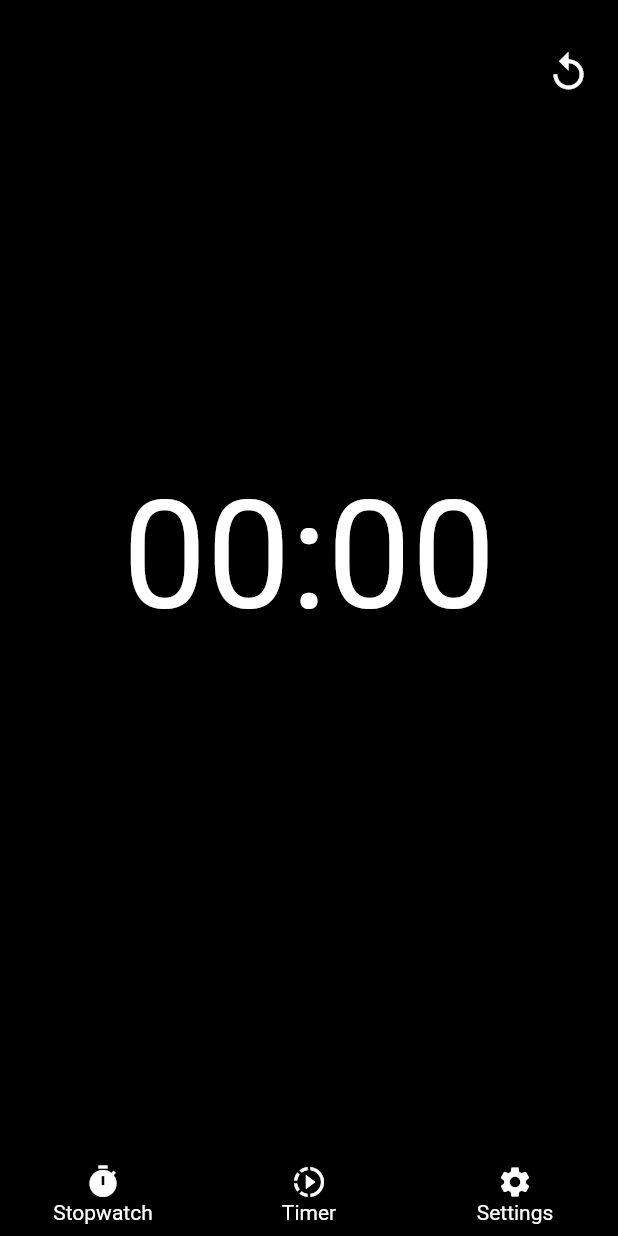
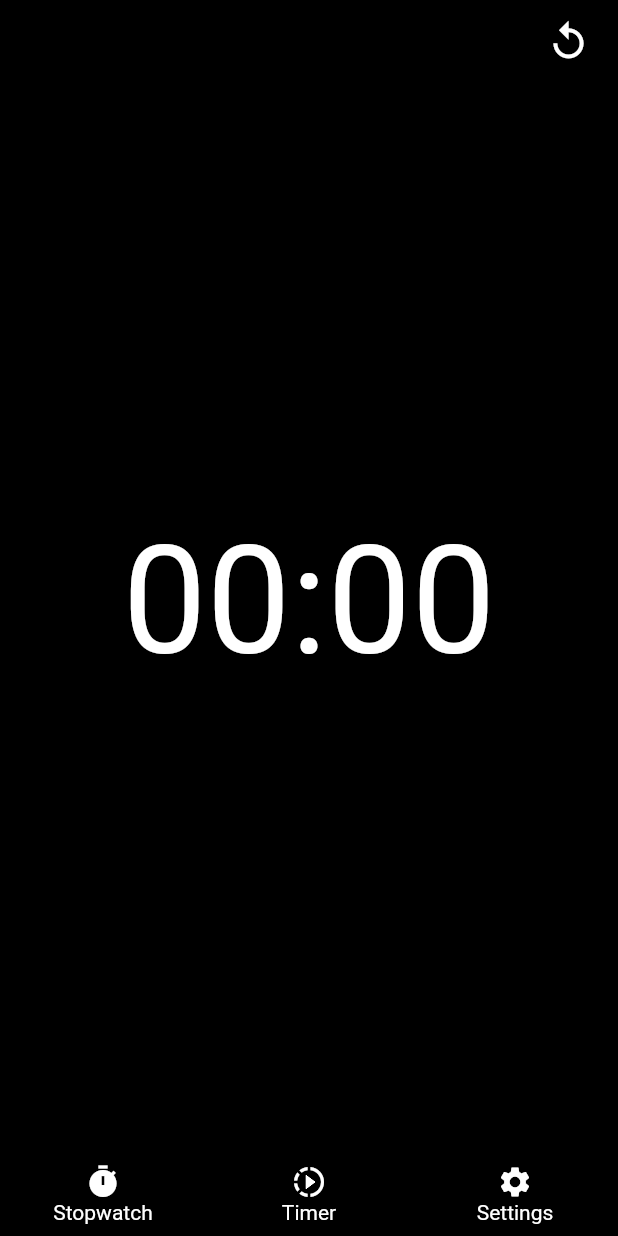
Before and after one commit to trance128/flutter-timer, a Flutter app: the screen it shows after launch, after a tap on the "play circle outline" icon, on a phone screen of 412 x 824 dp. Run offline on Flutter 3.47's test engine with Material 2 defaults, Android fonts, the phone set to English and light mode, and no system bars.

Commit message:
Stop watch now displays nicely in landscape mode

```diff
--- a/lib/main.dart
+++ b/lib/main.dart
@@ -27,12 +27,16 @@ class _HomeState extends State<Home> {
             primaryColor: Colors.white,
             accentColor: Colors.black,
             textTheme: TextTheme(
-              // use headline for portrait orientation
-              headline: TextStyle(
-                fontSize: 100,
-                color: Colors.white,
-              ),
-            ),
+                // use headline for portrait orientation
+                headline: TextStyle(
+                  fontSize: 100,
+                  color: Colors.white,
+                ),
+                // use display1 for landscape
+                display1: TextStyle(
+                  fontSize: 175,
+                  color: Colors.white,
+                )),
           ),
           home: StopwatchScreen(),
           routes: {
@@ -43,13 +47,3 @@ class _HomeState extends State<Home> {
     );
   }
 }
-
-// Center(
-//             child: Text(
-//               "25:00",
-//               style: TextStyle(
-//                 color: Colors.white,
-//                 fontSize: 100,
-//               ),
-//             ),
-//           ),
--- a/lib/providers/presentation_data.dart
+++ b/lib/providers/presentation_data.dart
@@ -68,7 +68,7 @@ class PresentationData with ChangeNotifier {
 
   // sets a timer that updates our returned String, elapsedTime
   _continuousUpdateTimeString() async {
-    swTimer = Timer.periodic(Duration(seconds: 1), (timer) {
+    swTimer = Timer.periodic(Duration(milliseconds: 500), (timer) {
       _returnString = buildElapsedTimeString();
       // TODO remove print when done
       print('Doing my thing');
--- a/lib/screens/stopwatch_screen.dart
+++ b/lib/screens/stopwatch_screen.dart
@@ -8,17 +8,10 @@ import '../providers/presentation_data.dart';
 class StopwatchScreen extends StatelessWidget {
   static const String routeName = '/stopwatch-screen';
 
-  // builds the stopwatch screen once play has been pressed
-  // displays timer, can click to pause / unpause
-  Widget _buildPlaying(
+  Widget _buildResetButton(
       BuildContext context, PresentationData presentationData) {
-    return Column(
-      children: <Widget>[
-        Expanded(
-          flex: 1,
-          child: Container(
+    return Container(
       alignment: Alignment.centerRight,
-            width: double.infinity,
       child: IconButton(
         padding: const EdgeInsets.only(
           right: 20,
@@ -30,16 +23,26 @@ class StopwatchScreen extends StatelessWidget {
         ),
         onPressed: presentationData.resetStopwatch,
       ),
-          ),
+    );
+  }
+
+  // builds the stopwatch screen once play has been pressed
+  // displays timer, can click to pause / unpause
+  Widget _buildPlayingPortrait(
+      BuildContext context, PresentationData presentationData) {
+    return Column(
+      children: <Widget>[
+        Expanded(
+          flex: 1,
+          child: _buildResetButton(context, presentationData),
         ),
         Expanded(
-          flex: 7,
+          flex: 13,
           child: Column(
             children: <Widget>[
               Expanded(
                 flex: 1,
                 child: Container(
-                  color: Colors.black,
                   child: Center(
                     child: Text(
                       presentationData.stopwatchPaused ? 'Paused' : '',
@@ -50,15 +53,13 @@ class StopwatchScreen extends StatelessWidget {
                 ),
               ),
               Expanded(
-                flex: 4,
+                flex: 2,
                 child: Container(
-                  padding: EdgeInsets.only(
-                      top: (MediaQuery.of(context).size.height * 0.075)),
                   child: Column(
                     children: [
                       InkWell(
                         child: Container(
-                          padding: const EdgeInsets.all(20),
+                          padding: const EdgeInsets.all(50),
                           child: Text(
                             presentationData.elapsedTime,
                             style: Theme.of(context).textTheme.headline,
@@ -78,6 +79,41 @@ class StopwatchScreen extends StatelessWidget {
     );
   }
 
+  Widget _buildPlayingLandscape(
+      BuildContext context, PresentationData presentationData) {
+    return Column(children: <Widget>[
+      Container(
+        width: double.infinity,
+        child: Row(
+          children: <Widget>[
+            Expanded(
+              child: Padding(
+                padding: const EdgeInsets.only(left: 50),
+                child: Center(
+                  child: Text(
+                    presentationData.stopwatchPaused ? 'Paused' : '',
+                    style: TextStyle(
+                        fontSize: 20, color: Theme.of(context).errorColor),
+                  ),
+                ),
+              ),
+            ),
+            _buildResetButton(context, presentationData),
+          ],
+        ),
+      ),
+      Expanded(
+        child: InkWell(
+          child: Text(
+            presentationData.elapsedTime,
+            style: Theme.of(context).textTheme.display1,
+          ),
+          onTap: () => presentationData.togglePauseStopwatch(),
+        ),
+      ),
+    ]);
+  }
+
   @override
   Widget build(BuildContext context) {
     final presentationData = Provider.of<PresentationData>(context);
@@ -87,7 +123,9 @@ class StopwatchScreen extends StatelessWidget {
       body: SafeArea(
         child: Center(
           child: presentationData.stopwatchStarted
-              ? _buildPlaying(context, presentationData)
+              ? MediaQuery.of(context).orientation == Orientation.portrait
+                  ? _buildPlayingPortrait(context, presentationData)
+                  : _buildPlayingLandscape(context, presentationData)
               : FlatButton(
                   child: playButton(context),
                   onPressed: () => presentationData.startStopwatch()),
```
Lines whose indentation alone changed are shown as unchanged.
